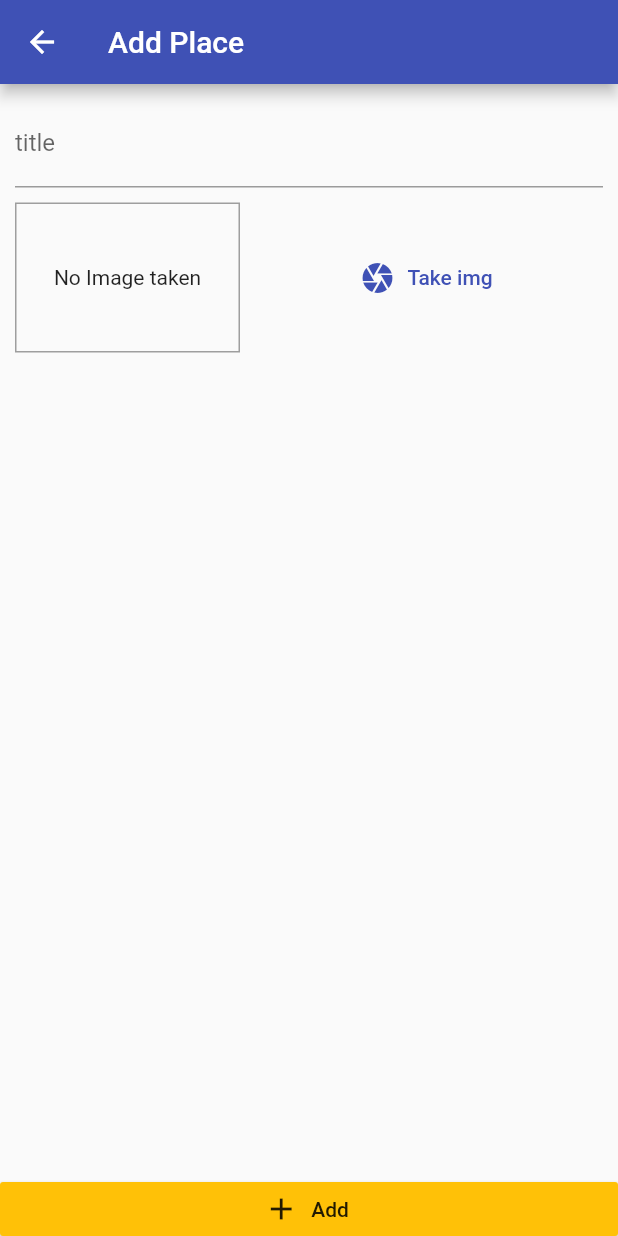
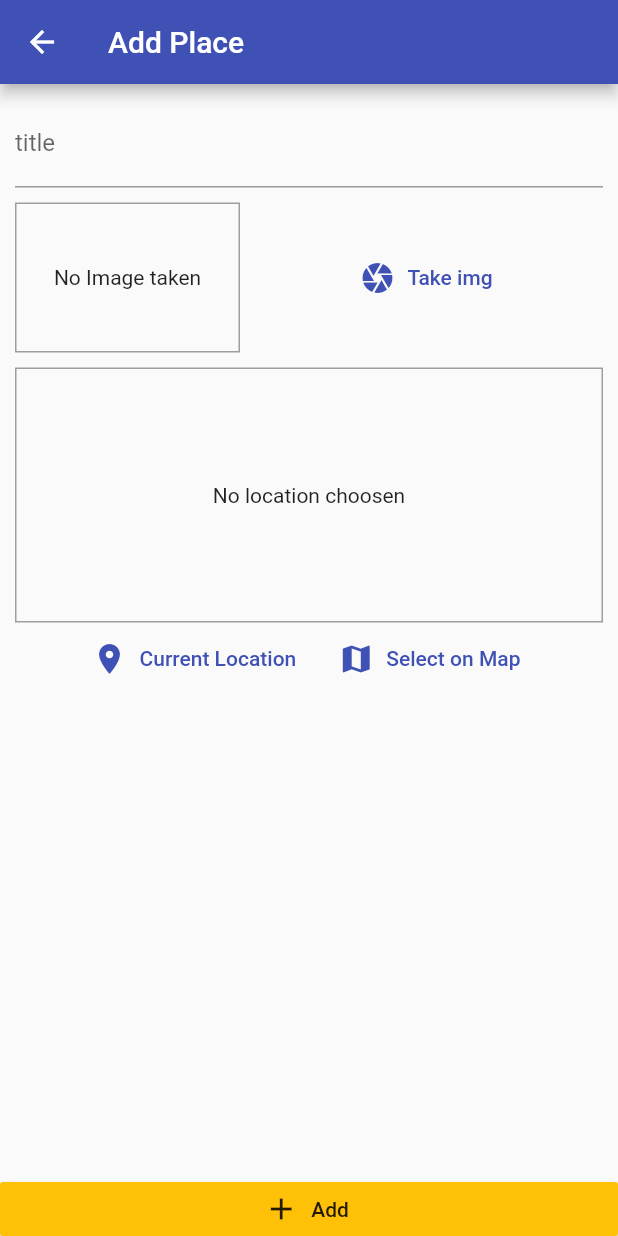
Before and after one commit to sahyun1/great_places, a Flutter app: the AddPlaceScreen screen opened by its route, after a tap on "Take img", on a phone screen of 412 x 824 dp. Run offline on Flutter 3.47's test engine with Material 2 defaults, Android fonts, the phone set to English and light mode, and no system bars; our stand-ins replace image_picker, sqflite; accounts and stored records are empty.

Commit message:
added location package and created location_input

```diff
--- a/lib/screens/add_place_screen.dart
+++ b/lib/screens/add_place_screen.dart
@@ -3,6 +3,7 @@ import 'dart:io';
 import 'package:flutter/material.dart';
 import 'package:great_places/providers/place_provider.dart';
 import 'package:great_places/widgets/image_input.dart';
+import 'package:great_places/widgets/location_input.dart';
 import 'package:provider/provider.dart';
 
 class AddPlaceScreen extends StatefulWidget {
@@ -49,7 +50,9 @@ class _AddPlaceScreenState extends State<AddPlaceScreen> {
                         controller: _titleController,
                       ),
                       SizedBox(height: 10),
-                      ImageInput(_setPickedImage)
+                      ImageInput(_setPickedImage),
+                      SizedBox(height: 10),
+                      LocationInput()
                     ],
                   ),
                 ),
--- a/lib/widgets/image_input.dart
+++ b/lib/widgets/image_input.dart
@@ -19,8 +19,8 @@ class _ImageInputState extends State<ImageInput> {
   File _storedImage;
 
   Future<void> _takePicture() async {
-    final imagePicker = ImagePicker();
-    final imageTaken = await imagePicker.getImage(
+    // final imagePicker = ImagePicker();
+    final imageTaken = await ImagePicker.pickImage(
         source: ImageSource.camera, maxHeight: 600, maxWidth: 600);
     if (imageTaken != null) {
       setState(() {
--- /dev/null
+++ b/lib/widgets/location_input.dart
@@ -0,0 +1,59 @@
+import 'package:flutter/material.dart';
+
+class LocationInput extends StatefulWidget {
+  // const LocationInput({ Key? key }) : super(key: key);
+//
+  @override
+  _LocationInputState createState() => _LocationInputState();
+}
+
+class _LocationInputState extends State<LocationInput> {
+  String _previewImgUrl;
+
+  // @override
+  Widget build(BuildContext context) {
+    return Column(
+      children: [
+        Container(
+            decoration:
+                BoxDecoration(border: Border.all(width: 1, color: Colors.grey)),
+            height: 170,
+            width: double.infinity,
+            alignment: Alignment.center,
+            child: _previewImgUrl == null
+                ? Text(
+                    'No location choosen',
+                    textAlign: TextAlign.center,
+                  )
+                : Image.network(
+                    _previewImgUrl,
+                    fit: BoxFit.cover,
+                    width: double.infinity,
+                  )),
+        Row(
+          mainAxisAlignment: MainAxisAlignment.center,
+          children: [
+            FlatButton.icon(
+              onPressed: () {},
+              icon: Icon(Icons.location_on),
+              label: Text(
+                'Current Location',
+                // style: TextStyle(color: Theme.of(context).accentColor),
+              ),
+              textColor: Theme.of(context).primaryColor,
+            ),
+            FlatButton.icon(
+              onPressed: () {},
+              icon: Icon(Icons.map),
+              label: Text(
+                'Select on Map',
+                // style: TextStyle(color: Theme.of(context).accentColor),
+              ),
+              textColor: Theme.of(context).primaryColor,
+            )
+          ],
+        )
+      ],
+    );
+  }
+}
--- a/pubspec.yaml
+++ b/pubspec.yaml
@@ -33,6 +33,7 @@ dependencies:
   path_provider: ^2.0.2
   path: ^1.8.0
   sqflite: ^2.0.0+3
+  location: ^4.3.0
 
 dev_dependencies:
   flutter_test:
```
Also changed, not shown: pubspec.lock, 1 other file.
